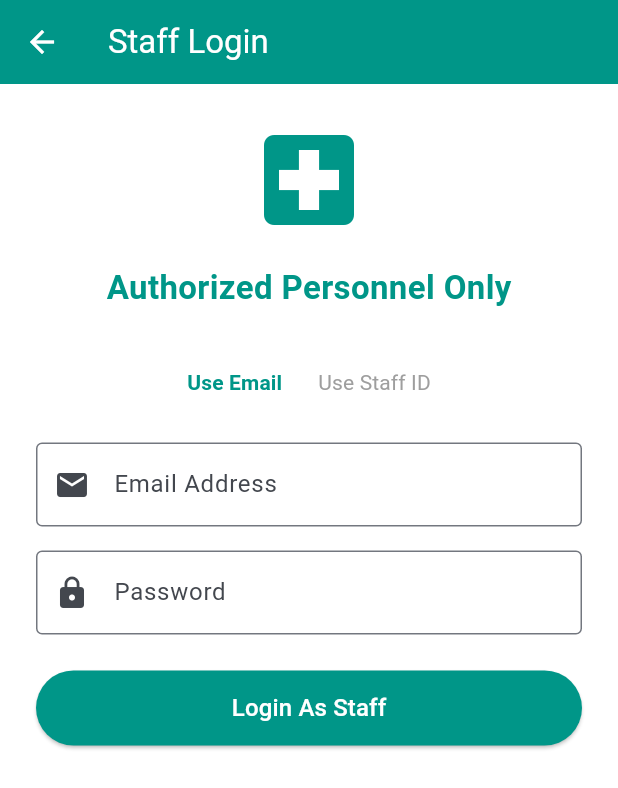
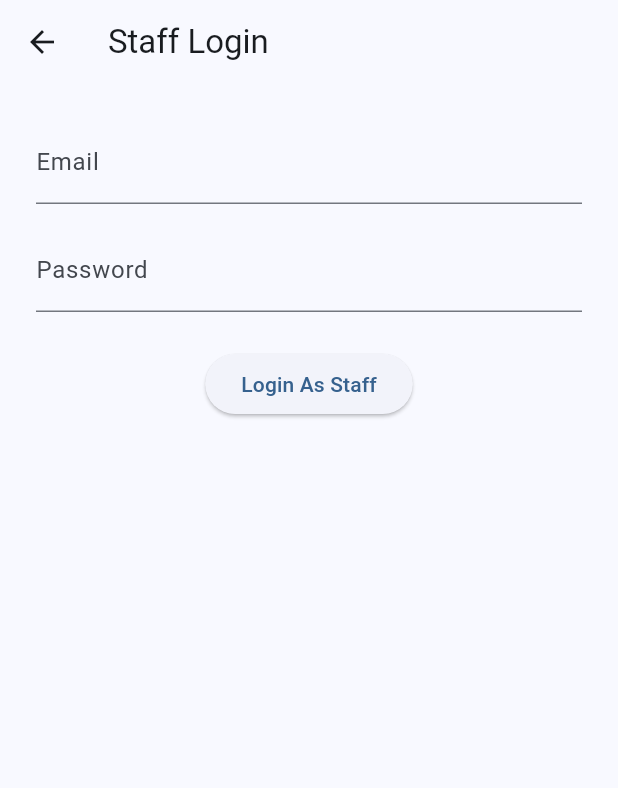
Before and after one commit to f29tm/queueless, a Flutter app: the StaffLoginScreen screen opened directly, on a phone screen of 412 x 824 dp. Shown: the top 788 px of the screen. Run offline on Flutter 3.47's test engine with Material 3 defaults, Android fonts, the phone set to English and light mode, and no system bars; our stand-ins replace cloud_firestore, firebase_auth, firebase_core; missing offline and left inert: mailer; accounts and stored records are empty.

Commit message:
idk but it works

```diff
--- a/lib/screens/staff/staff_login_screen.dart
+++ b/lib/screens/staff/staff_login_screen.dart
@@ -1,5 +1,4 @@
 import 'package:flutter/material.dart';
-import 'package:cloud_firestore/cloud_firestore.dart';
 import 'staff_hub_screen.dart';
 
 class StaffLoginScreen extends StatefulWidget {
@@ -10,179 +9,27 @@ class StaffLoginScreen extends StatefulWidget {
 }
 
 class _StaffLoginScreenState extends State<StaffLoginScreen> {
-  final TextEditingController userController = TextEditingController();
+  final TextEditingController emailController = TextEditingController();
   final TextEditingController passwordController = TextEditingController();
 
-  bool isEmailMode = true;
-  bool isLoading = false;
-  String? errorMessage;
-
-  void setEmailMode() {
-    setState(() {
-      isEmailMode = true;
-      userController.clear();
-      passwordController.clear();
-      errorMessage = null;
-    });
-  }
-
-  void setStaffIdMode() {
-    setState(() {
-      isEmailMode = false;
-      userController.clear();
-      passwordController.clear();
-      errorMessage = null;
-    });
-  }
-
   void validateLogin() async {
-    final userInput = userController.text.trim();
-    final password = passwordController.text.trim();
-
-    if (userInput.isEmpty || password.isEmpty) {
-      setState(() => errorMessage = "Please fill all fields");
-      return;
-    }
-
-    setState(() {
-      isLoading = true;
-      errorMessage = null;
-    });
-
-    try {
-      final db = FirebaseFirestore.instance;
-      // In a real app we would use FirebaseAuth for staff too.
-      // But preserving the Android Studio logic where "staff" is a custom collection
-      // validated directly by querying the Firestore database for mock testing.
-      final querySnapshot = await db
-          .collection('staff')
-          .where(isEmailMode ? 'email' : 'staffId', isEqualTo: userInput)
-          .limit(1)
-          .get();
-
-      if (querySnapshot.docs.isEmpty) {
-        setState(() => errorMessage = "⚠ You are not authorized as hospital staff.");
-        setState(() => isLoading = false);
-        return;
-      }
-
-      final doc = querySnapshot.docs.first;
-      final storedPassword = doc.data()['password'] as String?;
-
-      if (password != storedPassword) {
-        setState(() => errorMessage = "Incorrect password");
-        setState(() => isLoading = false);
-        return;
-      }
-
-      // Password correct -> Proceed to Staff Hub
-      // (Bypassing OTP for simplicity in this port unless requested)
-      if (!mounted) return;
-      Navigator.pushReplacement(
-        context,
-        MaterialPageRoute(builder: (_) => const StaffHubScreen()),
-      );
-
-    } catch (e) {
-      setState(() => errorMessage = "Error connecting to Firestore: $e");
-    } finally {
-      if (mounted) setState(() => isLoading = false);
-    }
+    // Basic validation
+    Navigator.pushReplacement(context, MaterialPageRoute(builder: (_) => const StaffHubScreen()));
   }
 
   @override
   Widget build(BuildContext context) {
     return Scaffold(
-      backgroundColor: Colors.white,
-      appBar: AppBar(
-        title: const Text('Staff Login'),
-        backgroundColor: Colors.teal,
-        foregroundColor: Colors.white,
-      ),
-      body: SingleChildScrollView(
+      appBar: AppBar(title: const Text('Staff Login')),
+      body: Padding(
         padding: const EdgeInsets.all(24.0),
         child: Column(
           children: [
-            const Icon(Icons.local_hospital, size: 80, color: Colors.teal),
+            TextField(controller: emailController, decoration: const InputDecoration(labelText: 'Email')),
             const SizedBox(height: 16),
-            const Text(
-              'Authorized Personnel Only',
-              style: TextStyle(
-                fontSize: 22,
-                fontWeight: FontWeight.bold,
-                color: Colors.teal,
-              ),
-            ),
+            TextField(controller: passwordController, obscureText: true, decoration: const InputDecoration(labelText: 'Password')),
             const SizedBox(height: 24),
-            Row(
-              mainAxisAlignment: MainAxisAlignment.center,
-              children: [
-                TextButton(
-                  onPressed: setEmailMode,
-                  child: Text(
-                    'Use Email',
-                    style: TextStyle(
-                      color: isEmailMode ? Colors.teal : Colors.grey,
-                      fontWeight: isEmailMode ? FontWeight.bold : FontWeight.normal,
-                    ),
-                  ),
-                ),
-                TextButton(
-                  onPressed: setStaffIdMode,
-                  child: Text(
-                    'Use Staff ID',
-                    style: TextStyle(
-                      color: !isEmailMode ? Colors.teal : Colors.grey,
-                      fontWeight: !isEmailMode ? FontWeight.bold : FontWeight.normal,
-                    ),
-                  ),
-                ),
-              ],
-            ),
-            const SizedBox(height: 16),
-            if (errorMessage != null) ...[
-              Text(
-                errorMessage!,
-                style: const TextStyle(color: Colors.red, fontWeight: FontWeight.bold),
-              ),
-              const SizedBox(height: 16),
-            ],
-            TextField(
-              controller: userController,
-              keyboardType: isEmailMode
-                  ? TextInputType.emailAddress
-                  : TextInputType.text,
-              decoration: InputDecoration(
-                labelText: isEmailMode ? 'Email Address' : 'Staff ID (e.g. ST12345)',
-                border: const OutlineInputBorder(),
-                prefixIcon: Icon(isEmailMode ? Icons.email : Icons.badge),
-              ),
-            ),
-            const SizedBox(height: 16),
-            TextField(
-              controller: passwordController,
-              obscureText: true,
-              decoration: const InputDecoration(
-                labelText: 'Password',
-                border: OutlineInputBorder(),
-                prefixIcon: Icon(Icons.lock),
-              ),
-            ),
-            const SizedBox(height: 24),
-            SizedBox(
-              width: double.infinity,
-              height: 50,
-              child: ElevatedButton(
-                onPressed: isLoading ? null : validateLogin,
-                style: ElevatedButton.styleFrom(
-                  backgroundColor: Colors.teal,
-                  foregroundColor: Colors.white,
-                ),
-                child: isLoading
-                    ? const CircularProgressIndicator(color: Colors.white)
-                    : const Text('Login As Staff', style: TextStyle(fontSize: 16)),
-              ),
-            ),
+            ElevatedButton(onPressed: validateLogin, child: const Text('Login As Staff'))
           ],
         ),
       ),
```
Also changed, not shown: 1 other file.
